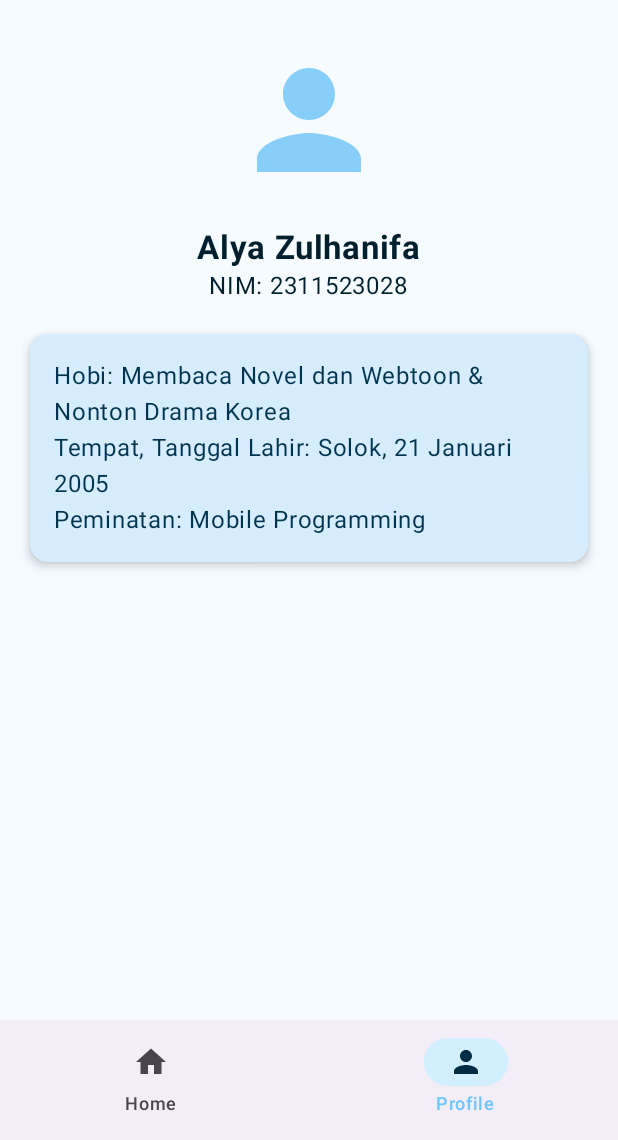
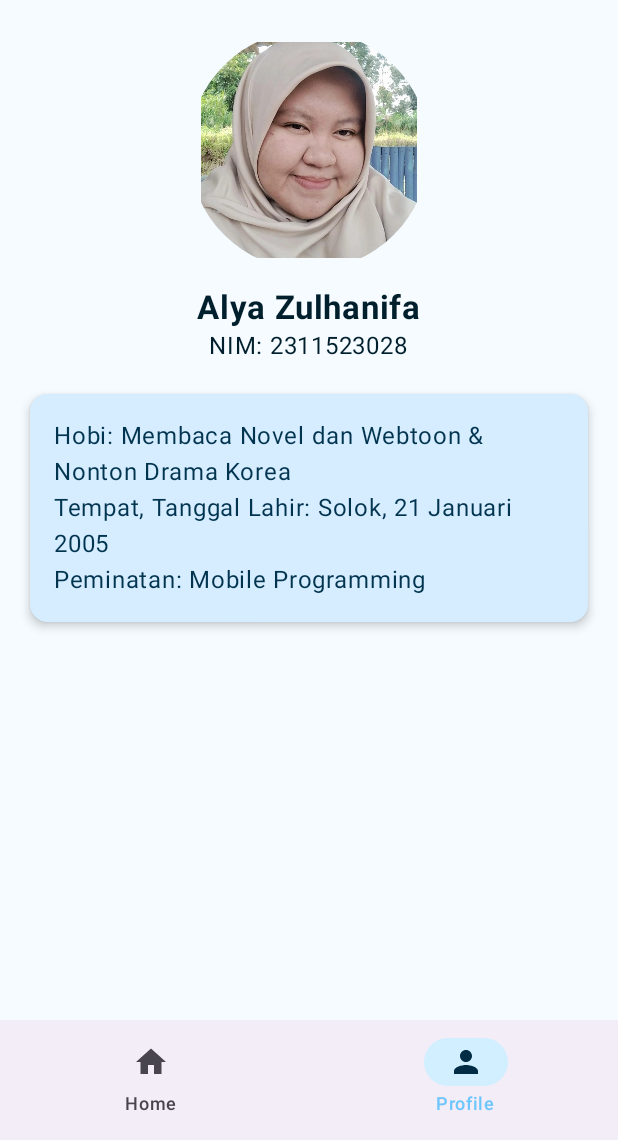
Before and after one commit to AlyaZulhanifa/ShoppingList, an Android app built with Jetpack Compose: the ProfileScreen screen opened through its navigation route, on a phone screen of 412 x 824 dp, the part 96-1236 px from its top. Run offline under Robolectric (Android 15) with nearby library versions, the phone set to English and light mode, and no system bars.

Commit message:
Tugas 3 ShoppingList Navigasi_Alya Zulhanifa_2311523028

```diff
--- a/app/src/main/java/com/example/shoppinglist/MainActivity.kt
+++ b/app/src/main/java/com/example/shoppinglist/MainActivity.kt
@@ -5,10 +5,12 @@ import android.os.Bundle
 import androidx.activity.ComponentActivity
 import androidx.activity.compose.setContent
 import androidx.compose.animation.ExperimentalAnimationApi
+import androidx.compose.foundation.Image
 import androidx.compose.foundation.layout.*
 import androidx.compose.foundation.lazy.LazyColumn
 import androidx.compose.foundation.lazy.items
 import androidx.compose.foundation.rememberScrollState
+import androidx.compose.foundation.shape.CircleShape
 import androidx.compose.foundation.verticalScroll
 import androidx.compose.material.icons.Icons
 import androidx.compose.material.icons.filled.Home
@@ -20,6 +22,9 @@ import androidx.compose.runtime.*
 import androidx.compose.runtime.saveable.rememberSaveable
 import androidx.compose.ui.Alignment
 import androidx.compose.ui.Modifier
+import androidx.compose.ui.draw.clip
+import androidx.compose.ui.layout.ContentScale
+import androidx.compose.ui.res.painterResource
 import androidx.compose.ui.text.font.FontWeight
 import androidx.compose.ui.text.style.TextAlign
 import androidx.compose.ui.unit.dp
@@ -103,7 +108,6 @@ fun MainScreen() {
         }
     }
 }
-
 
 @OptIn(ExperimentalMaterial3Api::class)
 @Composable
@@ -209,14 +213,17 @@ fun ProfileScreen() {
             .verticalScroll(rememberScrollState()),
         horizontalAlignment = Alignment.CenterHorizontally
     ) {
-        Icon(
-            imageVector = Icons.Default.Person,
-            contentDescription = "Foto Diri",
+        // 🩵 Tambahan: Foto profil dari drawable
+        Image(
+            painter = painterResource(id = R.drawable.alya_profile), // ganti sesuai nama file kamu
+            contentDescription = "Foto Alya Zulhanifa",
             modifier = Modifier
-                .size(120.dp)
+                .size(160.dp)
+                .clip(CircleShape)
                 .padding(8.dp),
-            tint = MaterialTheme.colorScheme.primary
+            contentScale = ContentScale.Crop
         )
+
         Spacer(modifier = Modifier.height(12.dp))
         Text("Alya Zulhanifa", fontSize = 22.sp, fontWeight = FontWeight.Bold)
         Text("NIM: 2311523028", fontSize = 16.sp)
```
Also changed, not shown: app/src/main/res/drawable/alya_profile.jpg (added).
